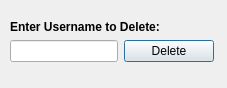
First picture: the form in deleteuser.ui, repository aishakandeell/cs2labproject, before the edit.
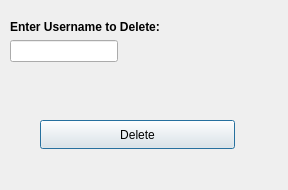
Second picture: the form after the edit.

Patch:
```diff
--- a/deleteuser.ui
+++ b/deleteuser.ui
@@ -6,8 +6,8 @@
    <rect>
     <x>0</x>
     <y>0</y>
-    <width>227</width>
-    <height>88</height>
+    <width>288</width>
+    <height>190</height>
    </rect>
   </property>
   <property name="windowTitle">
@@ -19,7 +19,7 @@
      <x>10</x>
      <y>20</y>
      <width>204</width>
-     <height>53</height>
+     <height>58</height>
     </rect>
    </property>
    <layout class="QFormLayout" name="formLayout">
@@ -33,14 +33,20 @@
     <item row="1" column="0">
      <widget class="QLineEdit" name="userDelete"/>
     </item>
-    <item row="1" column="1">
+   </layout>
+  </widget>
      <widget class="QPushButton" name="deleteButton">
+   <property name="geometry">
+    <rect>
+     <x>40</x>
+     <y>120</y>
+     <width>195</width>
+     <height>29</height>
+    </rect>
+   </property>
       <property name="text">
        <string>Delete</string>
       </property>
-     </widget>
-    </item>
-   </layout>
   </widget>
  </widget>
  <resources/>
```
Lines whose indentation alone changed are shown as unchanged.
